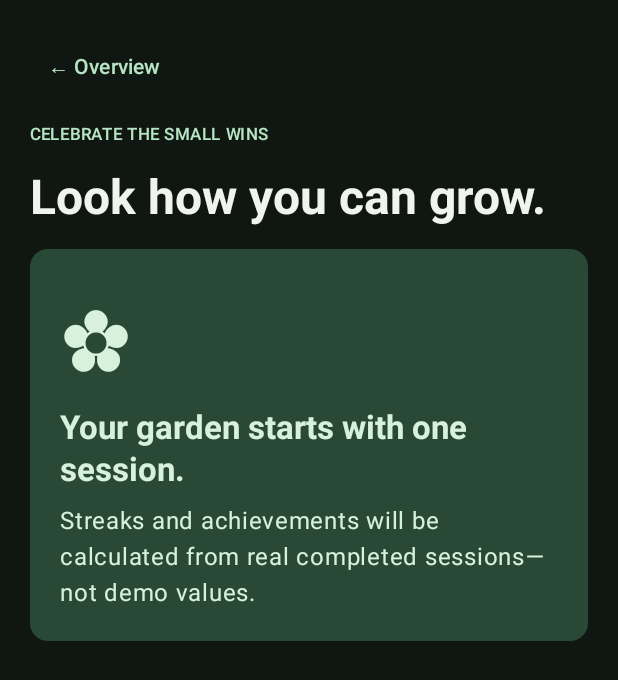
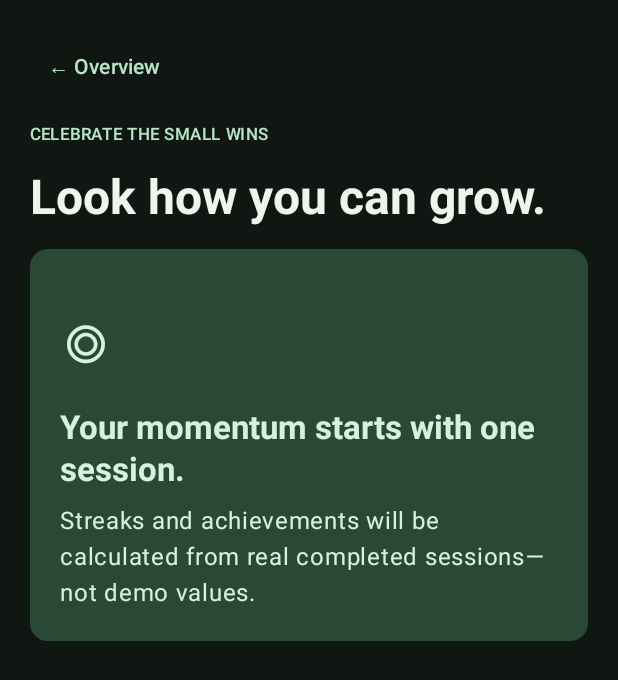
Before and after one commit to Mahin98250/open-focus-android, an Android app built with Jetpack Compose: the composable GrowthScreen shown on its own in the app's theme, on a phone screen of 412 x 824 dp. Shown: the top 680 px of the screen. Run offline under Robolectric (Android 15) with nearby library versions, the phone set to English and light mode, and no system bars.

Commit message:
Align native interface with Open Focus wordmark

```diff
--- a/app/src/main/java/org/openfocus/app/ui/screens/SecondaryScreens.kt
+++ b/app/src/main/java/org/openfocus/app/ui/screens/SecondaryScreens.kt
@@ -458,8 +458,8 @@ fun GrowthScreen(modifier: Modifier = Modifier, onBack: () -> Unit) {
         Text("Look how you can grow.", style = MaterialTheme.typography.headlineLarge, fontWeight = FontWeight.Bold)
         Card(colors = CardDefaults.cardColors(containerColor = MaterialTheme.colorScheme.primaryContainer)) {
             Column(Modifier.padding(20.dp), verticalArrangement = Arrangement.spacedBy(8.dp)) {
-                Text("✿", style = MaterialTheme.typography.displayLarge, color = MaterialTheme.colorScheme.onPrimaryContainer)
-                Text("Your garden starts with one session.", style = MaterialTheme.typography.titleLarge, fontWeight = FontWeight.Bold, color = MaterialTheme.colorScheme.onPrimaryContainer)
+                Text("◎", style = MaterialTheme.typography.displayLarge, color = MaterialTheme.colorScheme.onPrimaryContainer)
+                Text("Your momentum starts with one session.", style = MaterialTheme.typography.titleLarge, fontWeight = FontWeight.Bold, color = MaterialTheme.colorScheme.onPrimaryContainer)
                 Text("Streaks and achievements will be calculated from real completed sessions—not demo values.", color = MaterialTheme.colorScheme.onPrimaryContainer)
             }
         }
```
